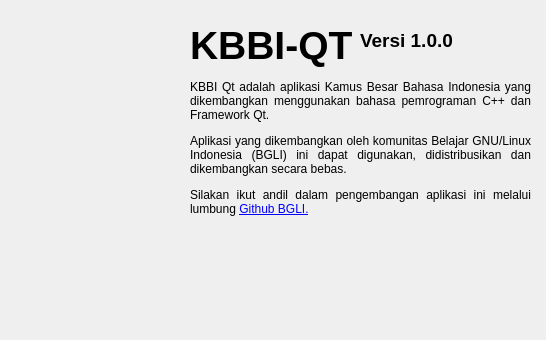
Above: src/mydialog.ui from bgli/kbbi-qt before the change. Below: the same form after it.
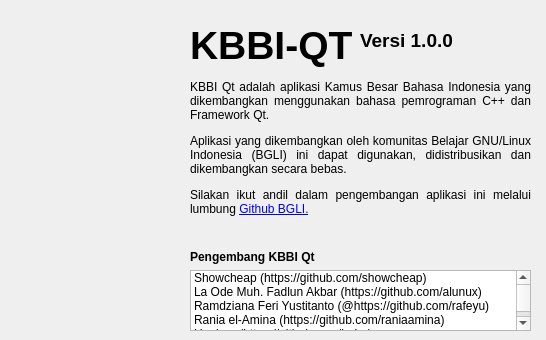
That is the form after the change. Icons and pictures are not drawn.

Commit message: Penambahan nama pengembang dan penghapusan Bantuan

```diff
--- a/src/mydialog.ui
+++ b/src/mydialog.ui
@@ -121,6 +121,90 @@
     <string>Versi 1.0.0</string>
    </property>
   </widget>
+  <widget class="QListWidget" name="listWidget">
+   <property name="geometry">
+    <rect>
+     <x>190</x>
+     <y>270</y>
+     <width>341</width>
+     <height>61</height>
+    </rect>
+   </property>
+   <item>
+    <property name="text">
+     <string>Showcheap (https://github.com/showcheap)</string>
+    </property>
+   </item>
+   <item>
+    <property name="text">
+     <string>La Ode Muh. Fadlun Akbar (https://github.com/alunux)</string>
+    </property>
+   </item>
+   <item>
+    <property name="text">
+     <string>Ramdziana Feri Yustitanto (@https://github.com/rafeyu)</string>
+    </property>
+   </item>
+   <item>
+    <property name="text">
+     <string>Rania el-Amina (https://github.com/raniaamina)</string>
+    </property>
+   </item>
+   <item>
+    <property name="text">
+     <string>Hanhan (https://github.com/hahn)</string>
+    </property>
+   </item>
+   <item>
+    <property name="text">
+     <string>Aziz Pratama (https://github.com/azispratama92)</string>
+    </property>
+   </item>
+   <item>
+    <property name="text">
+     <string>Christian Kurniawan (https://github.com/saa7go)</string>
+    </property>
+   </item>
+   <item>
+    <property name="text">
+     <string>as3mbus (https://github.com/as3mbus)</string>
+    </property>
+   </item>
+  </widget>
+  <widget class="QLabel" name="tentangKBBI_3">
+   <property name="geometry">
+    <rect>
+     <x>190</x>
+     <y>250</y>
+     <width>151</width>
+     <height>21</height>
+    </rect>
+   </property>
+   <property name="font">
+    <font>
+     <weight>75</weight>
+     <bold>true</bold>
+     <kerning>true</kerning>
+    </font>
+   </property>
+   <property name="styleSheet">
+    <string notr="true">p {
+color:red;
+}</string>
+   </property>
+   <property name="text">
+    <string>&lt;html&gt;&lt;head/&gt;&lt;body&gt;&lt;p align=&quot;justify&quot;&gt;Pengembang KBBI Qt&lt;/p&gt;&lt;/body&gt;&lt;/html&gt;</string>
+   </property>
+   <property name="alignment">
+    <set>Qt::AlignLeading|Qt::AlignLeft|Qt::AlignTop</set>
+   </property>
+   <property name="wordWrap">
+    <bool>true</bool>
+   </property>
+   <property name="openExternalLinks">
+    <bool>true</bool>
+   </property>
+  </widget>
  </widget>
  <resources>
   <include location="resource.qrc"/>
```
The commit also changes 1 other file.
